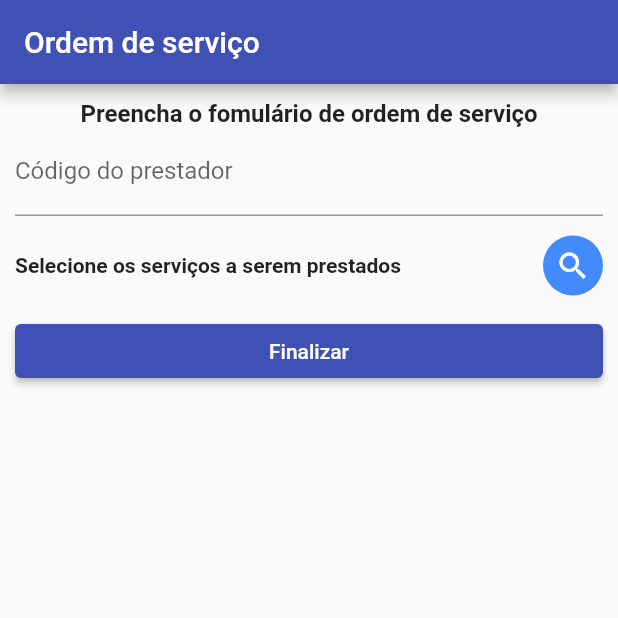
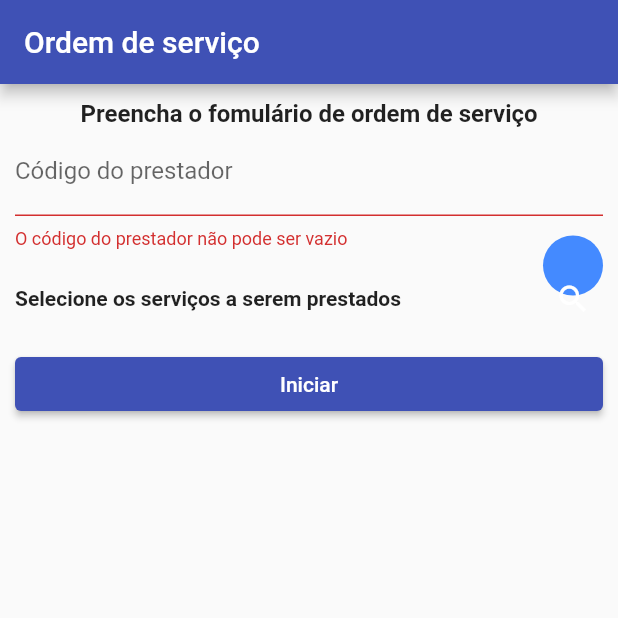
Before and after one commit to 9A0JO/9aojo-app, a Flutter app: the screen it shows after launch, after a tap on "Iniciar", on a phone screen of 412 x 824 dp, the top half of it. Run offline on Flutter 3.47's test engine with Material 2 defaults, Android fonts, the phone set to English and light mode, and no system bars; our stand-ins replace geolocator, get.

```diff
--- a/abctechapp/lib/main.dart
+++ b/abctechapp/lib/main.dart
@@ -29,7 +29,6 @@ class MyApp extends StatelessWidget {
           textTheme:
               const TextTheme(headline4: TextStyle(color: Colors.yellow))),
       getPages: [
-        //GetPage(name: "/", page: () => const OrderPage(), binding: OrderBind()),
         GetPage(name: "/", page: () => const OrderPage(), binding: OrderBind()),
         GetPage(
             name: "/assists", page: () => const HomePage(), binding: HomeBind())
--- a/abctechapp/lib/pages/order_page.dart
+++ b/abctechapp/lib/pages/order_page.dart
@@ -2,7 +2,7 @@ import 'package:abctechapp/controller/order_controller.dart';
 import 'package:abctechapp/model/assist.dart';
 import 'package:flutter/material.dart';
 import 'package:flutter/services.dart';
-import 'package:get/get_state_manager/get_state_manager.dart';
+import 'package:get/get.dart';
 
 class OrderPage extends GetView<OrderController> {
   const OrderPage({Key? key}) : super(key: key);
@@ -31,6 +31,12 @@ class OrderPage extends GetView<OrderController> {
               ))
             ]),
             TextFormField(
+              validator: (value) {
+                if (value == null || value.isEmpty) {
+                  return 'O código do prestador não pode ser vazio';
+                }
+                return null;
+              },
               controller: controller.operatorIdController,
               inputFormatters: [FilteringTextInputFormatter.digitsOnly],
               keyboardType: TextInputType.number,
@@ -65,12 +71,15 @@ class OrderPage extends GetView<OrderController> {
             ),
             Row(children: [
               Expanded(
-                  child: ElevatedButton(
-                      onPressed: () => controller.finishStartOrder(),
-                      child: Obx(
+                  child: ElevatedButton(onPressed: () {
+                if (controller.formKey.currentState!.validate()) {
+                  if (controller.selectedAssists.isNotEmpty) {
+                    controller.finishStartOrder();
+                  }
+                }
+              }, child: Obx(
                 () {
-                          if (controller.screenState.value ==
-                              OrderState.creating) {
+                  if (controller.screenState.value == OrderState.creating) {
                     return const Text("Iniciar");
                   } else {
                     return const Text("Finalizar");
```
Lines whose indentation alone changed are shown as unchanged.
